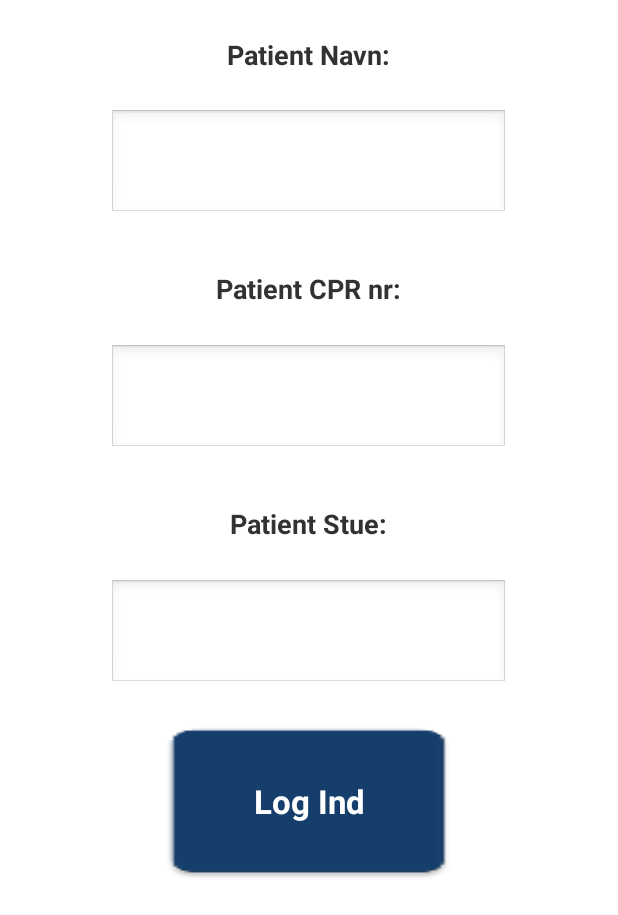
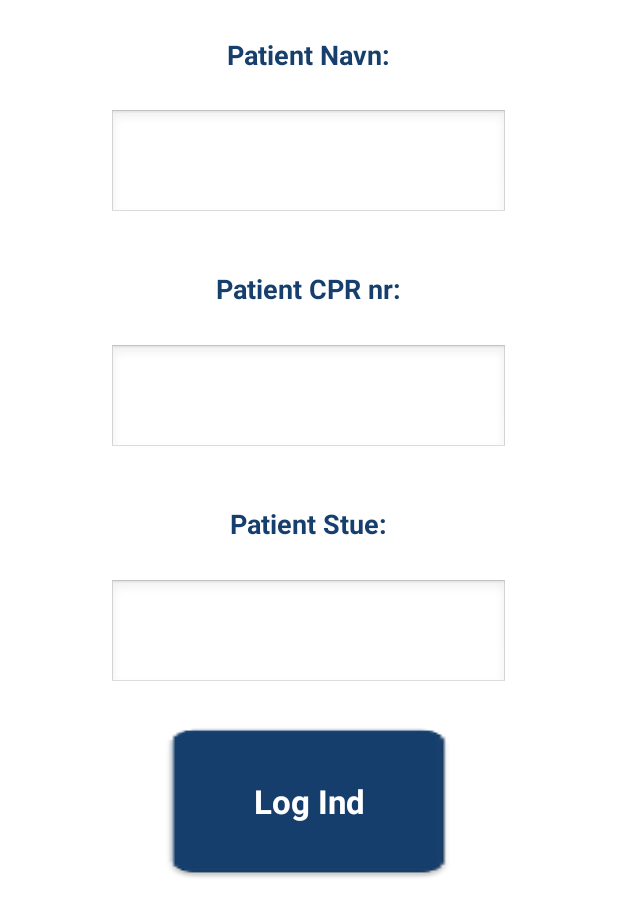
Before and after one commit to andrasbak/PatientKald, an Android app: the screen it shows after launch (MainActivity), on a phone screen of 412 x 824 dp, the part 321-1236 px from its top. Run offline under Robolectric (Android 15) with nearby library versions, the phone set to English and light mode, and no system bars.

Commit message:
port/land layouts tilføjet

```diff
--- a/app/src/main/AndroidManifest.xml
+++ b/app/src/main/AndroidManifest.xml
@@ -1,6 +1,6 @@
 <?xml version="1.0" encoding="utf-8"?>
 <manifest xmlns:android="http://schemas.android.com/apk/res/android"
-    package="regionhovedstaden.patientkald" >
+    package="regionhovedstaden.ui" >
 
     <application
         android:allowBackup="true"
@@ -8,7 +8,7 @@
         android:label="@string/app_name"
         android:theme="@android:style/Theme.Light.NoTitleBar" >
         <activity
-            android:name=".MainActivity"
+            android:name="regionhovedstaden.ui.MainActivity"
             android:label="@string/app_name" >
             <intent-filter>
                 <action android:name="android.intent.action.MAIN" />
--- a/app/src/main/java/regionhovedstaden/patientkald/HovedMenu.java
+++ b/app/src/main/java/regionhovedstaden/ui/HovedMenu.java
@@ -1,10 +1,8 @@
-package regionhovedstaden.patientkald;
+package regionhovedstaden.ui;
 
-import android.app.Activity;
 import android.app.FragmentManager;
 import android.app.FragmentTransaction;
 import android.content.SharedPreferences;
-import android.net.Uri;
 import android.os.Bundle;
 import android.app.Fragment;
 import android.preference.PreferenceManager;
@@ -56,6 +54,8 @@ public class HovedMenu extends Fragment implements View.OnClickListener {
         else {
 
             System.out.println("DU HAR TRYKKET AKUT!");
+            String message = "akut";
+            ((MainActivity)getActivity()).bygBesked(message);
 
         }
 
--- a/app/src/main/java/regionhovedstaden/patientkald/LogIn.java
+++ b/app/src/main/java/regionhovedstaden/ui/LogIn.java
@@ -1,9 +1,7 @@
-package regionhovedstaden.patientkald;
+package regionhovedstaden.ui;
 
 import android.app.FragmentManager;
 import android.app.FragmentTransaction;
-import android.content.Context;
-import android.content.SharedPreferences;
 import android.os.Bundle;
 import android.app.Fragment;
 import android.preference.PreferenceManager;
--- a/app/src/main/java/regionhovedstaden/patientkald/ServiceMenu.java
+++ b/app/src/main/java/regionhovedstaden/ui/ServiceMenu.java
@@ -1,13 +1,10 @@
-package regionhovedstaden.patientkald;
+package regionhovedstaden.ui;
 
-import android.app.Activity;
-import android.net.Uri;
 import android.os.Bundle;
 import android.app.Fragment;
 import android.view.LayoutInflater;
 import android.view.View;
 import android.view.ViewGroup;
-import android.widget.Button;
 import android.widget.ImageButton;
 
 public class ServiceMenu extends Fragment implements View.OnClickListener {
@@ -52,6 +49,7 @@ public class ServiceMenu extends Fragment implements View.OnClickListener {
             System.out.println("DU HAR TRYKKET AVIS!");
             message = "avis";
         }
+        ((MainActivity)getActivity()).bygBesked(message);
         closeFragment();
     }
 
--- /dev/null
+++ b/app/src/main/res/layout-land/fragment_log_in.xml
@@ -0,0 +1,222 @@
+<LinearLayout xmlns:android="http://schemas.android.com/apk/res/android"
+    xmlns:tools="http://schemas.android.com/tools"
+    android:layout_width="match_parent"
+    android:layout_height="match_parent"
+    android:weightSum="1"
+    android:orientation="vertical"
+    tools:context="regionhovedstaden.ui.LogIn"
+    android:background="#ffffffff">
+
+    <LinearLayout
+        android:layout_width="match_parent"
+        android:layout_height="0dp"
+        android:layout_weight="0.20"
+        android:weightSum="1"
+        android:orientation="horizontal">
+
+        <View
+            android:layout_width="0dp"
+            android:layout_height="match_parent"
+            android:layout_weight="0.2"/>
+
+        <ImageView
+            android:layout_width="0dp"
+            android:layout_height="match_parent"
+            android:layout_weight="0.6"
+            android:src="@drawable/regionh_logo"
+            android:padding="10dp"/>
+        <View
+            android:layout_width="0dp"
+            android:layout_height="match_parent"
+            android:layout_weight="0.2"/>
+
+        </LinearLayout>
+
+    <LinearLayout
+        android:layout_width="match_parent"
+        android:layout_height="0dp"
+        android:layout_weight="0.80"
+        android:orientation="horizontal"
+        android:weightSum="1">
+
+        <LinearLayout
+            android:layout_width="0dp"
+            android:layout_height="match_parent"
+            android:layout_weight="0.7"
+            android:orientation="vertical">
+
+            <LinearLayout
+                android:layout_width="match_parent"
+                android:layout_height="0dp"
+                android:layout_weight="0.33"
+                android:orientation="horizontal"
+                android:weightSum="1">
+
+                <View
+                    android:layout_width="0dp"
+                    android:layout_height="match_parent"
+                    android:layout_weight="0.15"/>
+
+                <LinearLayout
+                    android:layout_width="0dp"
+                    android:layout_height="match_parent"
+                    android:layout_weight="0.7"
+                    android:orientation="vertical"
+                    android:weightSum="1">
+
+                    <TextView
+                        android:layout_width="match_parent"
+                        android:layout_height="0dp"
+                        android:layout_weight="0.4"
+                        android:text="Patient Navn:"
+                        android:textStyle="bold"
+                        android:id="@+id/tw_navn"
+                        android:gravity="center"
+                        android:layout_gravity="center"
+                        android:textSize="18dp"
+                        android:textColor="#173f6d" />
+
+                    <EditText
+                        android:layout_width="match_parent"
+                        android:layout_height="0dp"
+                        android:layout_weight="0.6"
+                        android:id="@+id/et_navn"
+                        android:layout_marginBottom="10dp"/>
+
+                </LinearLayout>
+
+            </LinearLayout>
+
+            <LinearLayout
+                android:layout_width="match_parent"
+                android:layout_height="0dp"
+                android:layout_weight="0.33"
+                android:orientation="horizontal"
+                android:weightSum="1">
+
+                <View
+                    android:layout_width="0dp"
+                    android:layout_height="match_parent"
+                    android:layout_weight="0.15"/>
+
+                <LinearLayout
+                    android:layout_width="0dp"
+                    android:layout_height="match_parent"
+                    android:orientation="vertical"
+                    android:layout_weight="0.70"
+                    android:weightSum="1">
+
+                    <TextView
+                        android:layout_width="match_parent"
+                        android:layout_height="0dp"
+                        android:layout_weight="0.4"
+                        android:text="Patient CPR nr:"
+                        android:textStyle="bold"
+                        android:id="@+id/tw_cpr"
+                        android:gravity="center"
+                        android:layout_gravity="center"
+                        android:textSize="18dp"
+                        android:textColor="#173f6d" />
+
+                    <EditText
+                        android:layout_width="match_parent"
+                        android:layout_height="0dp"
+                        android:layout_weight="0.6"
+                        android:id="@+id/et_cpr"
+                        android:layout_marginBottom="10dp"/>
+
+                </LinearLayout>
+
+            </LinearLayout>
+
+            <LinearLayout
+                android:layout_width="match_parent"
+                android:layout_height="0dp"
+                android:layout_weight="0.33"
+                android:orientation="horizontal"
+                android:weightSum="1">
+
+                <View
+                    android:layout_width="0dp"
+                    android:layout_height="match_parent"
+                    android:layout_weight="0.15"/>
+
+                <LinearLayout
+                    android:layout_width="0dp"
+                    android:layout_height="match_parent"
+                    android:orientation="vertical"
+                    android:layout_weight="0.7"
+                    android:weightSum="1">
+
+                    <TextView
+                        android:layout_width="match_parent"
+                        android:layout_height="0dp"
+                        android:layout_weight="0.4"
+                        android:text="Patient Stue:"
+                        android:textStyle="bold"
+                        android:id="@+id/tw_stue"
+                        android:gravity="center"
+                        android:layout_gravity="center"
+                        android:textSize="18dp"
+                        android:textColor="#173f6d" />
+
+                    <EditText
+                        android:layout_width="match_parent"
+                        android:layout_height="0dp"
+                        android:layout_weight="0.6"
+                        android:id="@+id/et_stue"
+                        android:layout_marginBottom="10dp"/>
+
+                </LinearLayout>
+
+            </LinearLayout>
+
+            </LinearLayout>
+
+        <LinearLayout
+            android:layout_width="0dp"
+            android:layout_height="match_parent"
+            android:layout_weight="0.3"
+            android:orientation="vertical"
+            android:weightSum="1">
+
+            <View
+                android:layout_width="match_parent"
+                android:layout_height="0dp"
+                android:layout_weight="0.3"/>
+
+            <LinearLayout
+                android:layout_width="match_parent"
+                android:layout_height="0dp"
+                android:layout_weight="0.4"
+                android:orientation="horizontal">
+
+                <View
+                    android:layout_width="0dp"
+                    android:layout_height="match_parent"
+                    android:layout_weight="0.1"/>
+
+                <Button
+                    android:layout_width="0dp"
+                    android:layout_height="match_parent"
+                    android:layout_weight="0.8"
+                    android:text="Log Ind"
+                    android:textSize="22dp"
+                    android:textColor="#ffffffff"
+                    android:textStyle="bold"
+                    android:background="@drawable/log_ind_selector"
+                    android:id="@+id/logind_knap" />
+
+                <View
+                    android:layout_width="0dp"
+                    android:layout_height="match_parent"
+                    android:layout_weight="0.2"/>
+
+                </LinearLayout>
+
+
+            </LinearLayout>
+
+        </LinearLayout>
+
+</LinearLayout>
--- /dev/null
+++ b/app/src/main/res/layout-port/activity_main.xml
@@ -0,0 +1,13 @@
+<RelativeLayout xmlns:android="http://schemas.android.com/apk/res/android"
+    xmlns:tools="http://schemas.android.com/tools"
+    android:layout_width="match_parent"
+    android:layout_height="match_parent"
+    android:paddingLeft="@dimen/activity_horizontal_margin"
+    android:paddingRight="@dimen/activity_horizontal_margin"
+    android:paddingTop="@dimen/activity_vertical_margin"
+    android:paddingBottom="@dimen/activity_vertical_margin"
+    tools:context=".MainActivity"
+    android:id="@+id/container"
+    android:background="#ffffffff">
+
+</RelativeLayout>
--- a/app/src/main/res/layout/fragment_hoved_menu.xml
+++ b/app/src/main/res/layout-port/fragment_hoved_menu.xml
@@ -4,7 +4,7 @@
     android:layout_height="match_parent"
     android:orientation="vertical"
     android:weightSum="1"
-    tools:context="regionhovedstaden.patientkald.HovedMenu"
+    tools:context="regionhovedstaden.ui.HovedMenu"
     android:background="#ffffffff">
 
     <LinearLayout
@@ -31,7 +31,7 @@
                 android:text="Hovedmenu"
                 android:textStyle="bold"
                 android:textSize="22dp"
-                android:textColor="#ff1d5785"/>
+                android:textColor="#173f6d"/>
 
             </LinearLayout>
 
--- a/app/src/main/res/layout/fragment_log_in.xml
+++ b/app/src/main/res/layout-port/fragment_log_in.xml
@@ -4,7 +4,7 @@
     android:layout_height="match_parent"
     android:weightSum="1"
     android:orientation="vertical"
-    tools:context="regionhovedstaden.patientkald.LogIn"
+    tools:context="regionhovedstaden.ui.LogIn"
     android:background="#ffffffff">
 
     <LinearLayout
@@ -65,7 +65,8 @@
                     android:id="@+id/tw_navn"
                     android:gravity="center"
                     android:layout_gravity="center"
-                    android:textSize="18dp" />
+                    android:textSize="18dp"
+                    android:textColor="#173f6d" />
 
                 <EditText
                     android:layout_width="match_parent"
@@ -106,7 +107,8 @@
                     android:id="@+id/tw_cpr"
                     android:gravity="center"
                     android:layout_gravity="center"
-                    android:textSize="18dp" />
+                    android:textSize="18dp"
+                    android:textColor="#173f6d" />
 
                 <EditText
                     android:layout_width="match_parent"
@@ -147,7 +149,8 @@
                     android:id="@+id/tw_stue"
                     android:gravity="center"
                     android:layout_gravity="center"
-                    android:textSize="18dp" />
+                    android:textSize="18dp"
+                    android:textColor="#173f6d" />
 
                 <EditText
                     android:layout_width="match_parent"
--- a/app/src/main/res/layout/fragment_service_menu.xml
+++ b/app/src/main/res/layout-port/fragment_service_menu.xml
@@ -4,7 +4,7 @@
     android:layout_height="match_parent"
     android:weightSum="1"
     android:orientation="vertical"
-    tools:context="regionhovedstaden.patientkald.ServiceMenu"
+    tools:context="regionhovedstaden.ui.ServiceMenu"
     android:background="#ffffffff">
 
     <LinearLayout
```
Also changed, not shown: app/src/main/java/regionhovedstaden/ui/MainActivity.java (renamed from app/src/main/java/regionhovedstaden/patientkald/MainActivity.java, +17 -3 lines), app/src/main/res/layout-land/fragment_hoved_menu.xml (added, +164 -0 lines), app/src/main/res/layout-land/fragment_service_menu.xml (added, +159 -0 lines), app/src/main/res/drawable-xxhdpi/mad.png (added), app/src/main/res/drawable-xxhdpi/vand.png (added), app/src/main/res/drawable-xxhdpi/wc.png (added), app/src/main/res/layout-land/activity_main.xml (renamed from app/src/main/res/layout/activity_main.xml), 3 other files.
